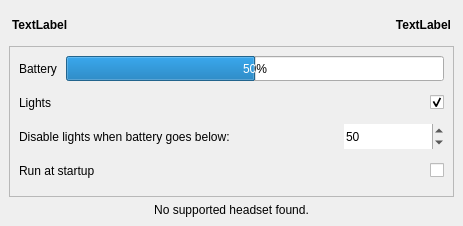
Odizinne/HeadsetControl-Qt, file design.ui: the form before one commit.
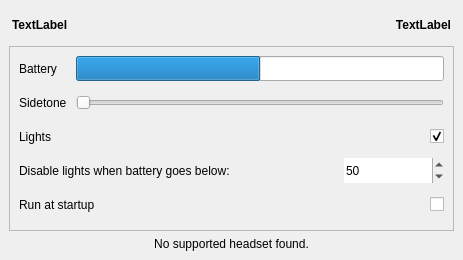
The form after the commit.

Commit message: added sidetone + big code rework

What changed in the file:
```diff
--- a/design.ui
+++ b/design.ui
@@ -7,7 +7,7 @@
     <x>0</x>
     <y>0</y>
     <width>463</width>
-    <height>226</height>
+    <height>260</height>
    </rect>
   </property>
   <property name="sizePolicy">
@@ -146,8 +146,53 @@
        <property name="spacing">
         <number>9</number>
        </property>
+       <item row="4" column="0">
+        <widget class="QLabel" name="ledLabel">
+         <property name="minimumSize">
+          <size>
+           <width>0</width>
+           <height>25</height>
+          </size>
+         </property>
+         <property name="text">
+          <string>Lights</string>
+         </property>
+        </widget>
+       </item>
+       <item row="6" column="2">
+        <widget class="QCheckBox" name="startupCheckbox">
+         <property name="minimumSize">
+          <size>
+           <width>0</width>
+           <height>25</height>
+          </size>
+         </property>
+         <property name="layoutDirection">
+          <enum>Qt::LayoutDirection::RightToLeft</enum>
+         </property>
+         <property name="text">
+          <string/>
+         </property>
+        </widget>
+       </item>
+       <item row="5" column="0">
+        <widget class="QLabel" name="lightBatteryLabel">
+         <property name="minimumSize">
+          <size>
+           <width>0</width>
+           <height>25</height>
+          </size>
+         </property>
+         <property name="text">
+          <string>Disable lights when battery goes below:</string>
+         </property>
+        </widget>
+       </item>
        <item row="2" column="0" colspan="3">
         <layout class="QGridLayout" name="gridLayout_7">
+         <property name="spacing">
+          <number>9</number>
+         </property>
          <item row="0" column="0">
           <widget class="QLabel" name="batteryLabel">
            <property name="minimumSize">
@@ -172,40 +217,43 @@
            <property name="value">
             <number>50</number>
            </property>
+           <property name="textVisible">
+            <bool>false</bool>
+           </property>
+          </widget>
+         </item>
+         <item row="1" column="0">
+          <widget class="QLabel" name="sidetoneLabel">
+           <property name="minimumSize">
+            <size>
+             <width>0</width>
+             <height>25</height>
+            </size>
+           </property>
+           <property name="text">
+            <string>Sidetone</string>
+           </property>
+          </widget>
+         </item>
+         <item row="1" column="1">
+          <widget class="QSlider" name="sidetoneSlider">
+           <property name="minimumSize">
+            <size>
+             <width>0</width>
+             <height>25</height>
+            </size>
+           </property>
+           <property name="maximum">
+            <number>128</number>
+           </property>
+           <property name="orientation">
+            <enum>Qt::Orientation::Horizontal</enum>
+           </property>
           </widget>
          </item>
         </layout>
        </item>
-       <item row="5" column="0">
-        <widget class="QLabel" name="startupLabel">
-         <property name="minimumSize">
-          <size>
-           <width>0</width>
-           <height>25</height>
-          </size>
-         </property>
-         <property name="text">
-          <string>Run at startup</string>
-         </property>
-        </widget>
-       </item>
        <item row="5" column="2">
-        <widget class="QCheckBox" name="startupCheckbox">
-         <property name="minimumSize">
-          <size>
-           <width>0</width>
-           <height>25</height>
-          </size>
-         </property>
-         <property name="layoutDirection">
-          <enum>Qt::LayoutDirection::RightToLeft</enum>
-         </property>
-         <property name="text">
-          <string/>
-         </property>
-        </widget>
-       </item>
-       <item row="4" column="2">
         <widget class="QSpinBox" name="lightBatterySpinbox">
          <property name="minimumSize">
           <size>
@@ -224,7 +272,7 @@
          </property>
         </widget>
        </item>
-       <item row="4" column="1">
+       <item row="5" column="1">
         <spacer name="horizontalSpacer">
          <property name="orientation">
           <enum>Qt::Orientation::Horizontal</enum>
@@ -240,20 +288,7 @@
          </property>
         </spacer>
        </item>
-       <item row="4" column="0">
-        <widget class="QLabel" name="lightBatteryLabel">
-         <property name="minimumSize">
-          <size>
-           <width>0</width>
-           <height>25</height>
-          </size>
-         </property>
-         <property name="text">
-          <string>Disable lights when battery goes below:</string>
-         </property>
-        </widget>
-       </item>
-       <item row="3" column="1" colspan="2">
+       <item row="4" column="1" colspan="2">
         <widget class="QCheckBox" name="ledBox">
          <property name="minimumSize">
           <size>
@@ -275,8 +310,8 @@
          </property>
         </widget>
        </item>
-       <item row="3" column="0">
-        <widget class="QLabel" name="ledLabel">
+       <item row="6" column="0">
+        <widget class="QLabel" name="startupLabel">
          <property name="minimumSize">
           <size>
            <width>0</width>
@@ -284,7 +319,7 @@
           </size>
          </property>
          <property name="text">
-          <string>Lights</string>
+          <string>Run at startup</string>
          </property>
         </widget>
        </item>
```
The commit also changes 2 other files.
